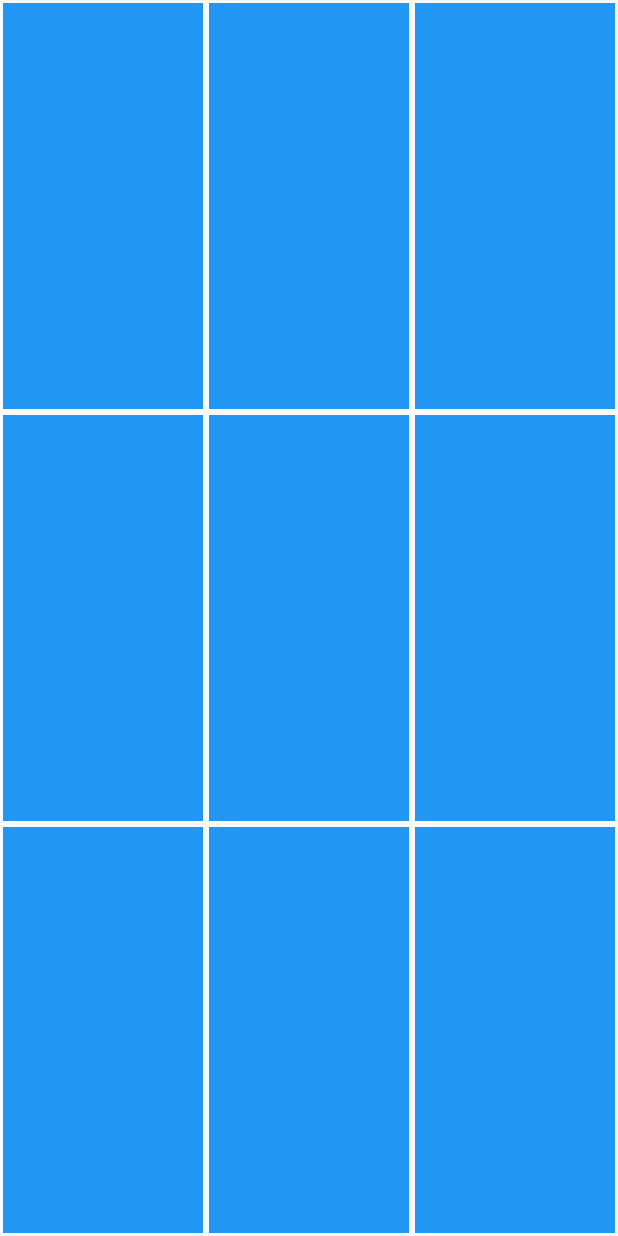
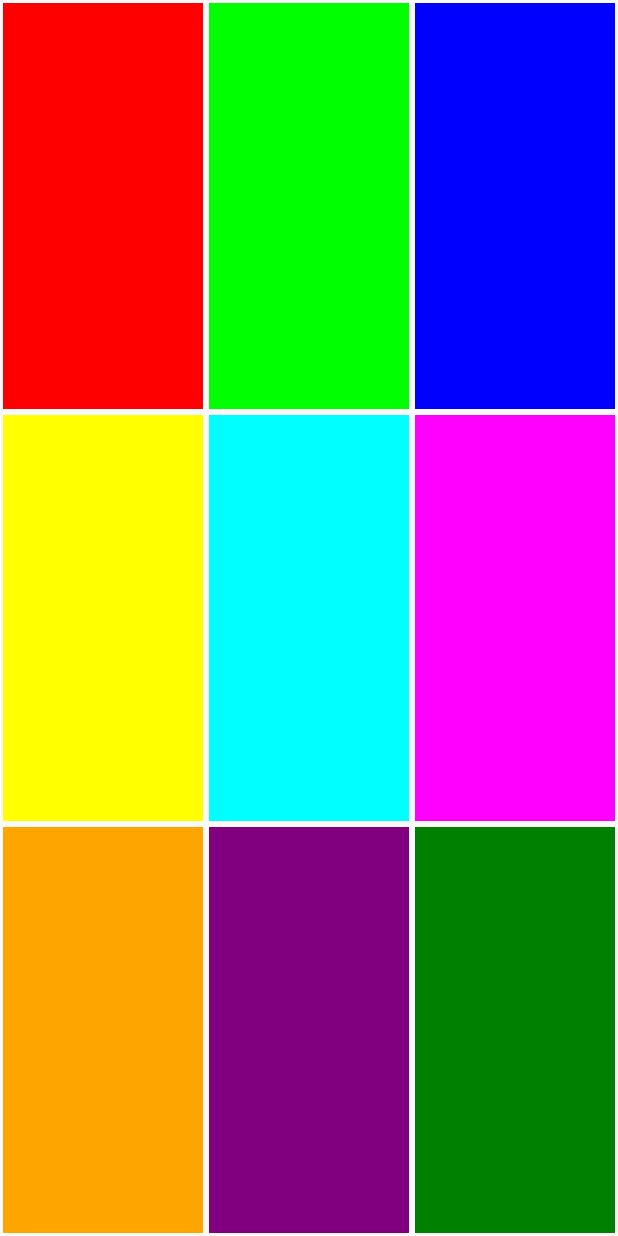
Before and after one commit to iamthejahid/random_color_generator, a Flutter app: the MultiColorShowCasePage screen opened directly, on a phone screen of 412 x 824 dp. Run offline on Flutter 3.47's test engine with Material 2 defaults, Android fonts, the phone set to English and light mode, and no system bars; our stand-ins replace equatable, get_it, hooks_riverpod.

Commit message:
update: mananign state in multicolor showcase view, this fix #8

```diff
--- a/lib/core/dependency_injector_contain.dart
+++ b/lib/core/dependency_injector_contain.dart
@@ -2,6 +2,8 @@ import 'package:get_it/get_it.dart';
 import 'package:hooks_riverpod/hooks_riverpod.dart';
 import 'package:random_color_generator/application/color_show_notifier/color_show_notifier.dart';
 import 'package:random_color_generator/application/color_show_notifier/color_show_notifier_state.dart';
+import 'package:random_color_generator/application/multi_color_show_notifier/multi_color_show_notifier.dart';
+import 'package:random_color_generator/application/multi_color_show_notifier/multi_color_show_notifier_state.dart';
 import 'package:random_color_generator/domain/random_color_generator_domain.dart';
 import 'package:random_color_generator/infrastructur/random_color_generator_i.dart';
 
@@ -28,3 +30,12 @@ final colorStateNotifierProvider =
     StateNotifierProvider<ColorShowNotifier, ColorShowNotifierState>((ref) {
   return ColorShowNotifier(randomColorGeneratorDomain: sl());
 });
+
+/// The `ColorStateNotifierProvider` is a provider that creates
+/// a state notifier instance of `ColorShowNotifier` and provides
+/// it to its descendants.
+final multiColorStateNotifierProvider =
+    StateNotifierProvider<MultiColorShowNotifier, MultiColorShowNotifierState>(
+        (ref) {
+  return MultiColorShowNotifier(randomColorGeneratorDomain: sl());
+});
--- a/lib/presentation/color_page/multi_color_show_case_page.dart
+++ b/lib/presentation/color_page/multi_color_show_case_page.dart
@@ -1,19 +1,27 @@
 import 'package:flutter/material.dart';
+import 'package:hooks_riverpod/hooks_riverpod.dart';
+import 'package:random_color_generator/core/dependency_injector_contain.dart';
 import 'package:random_color_generator/core/font_size.dart';
 // import 'package:hooks_riverpod/hooks_riverpod.dart';
 
 /// The Multi Color Showing Page.
-class MultiColorShowCasePage extends StatelessWidget {
+class MultiColorShowCasePage extends ConsumerWidget {
   @override
-  Widget build(BuildContext context) {
+  Widget build(BuildContext context, WidgetRef ref) {
     final Size screenSize = MediaQuery.of(context).size;
 
     // Calculation for the number of rows and columns
     final double height = (screenSize.height / 3) - 4;
     final double width = (screenSize.width / 3) - 4;
 
+    final currentSate = ref.watch(multiColorStateNotifierProvider);
+    final controller = ref.read(multiColorStateNotifierProvider.notifier);
+
     return Scaffold(
-      body: SizedBox(
+      body: GestureDetector(
+        onTap: () => controller.colorChange(),
+        child: Container(
+          color: Colors.transparent,
           width: double.infinity,
           height: double.infinity,
           child: Wrap(
@@ -23,9 +31,11 @@ class MultiColorShowCasePage extends StatelessWidget {
                 margin: const EdgeInsets.all(2),
                 width: width,
                 height: height,
-              color: Colors.blue, // Replace with desired box color
+                color:
+                    currentSate.colors[index], // Replace with desired box color
               );
             }),
+          ),
         ),
       ),
     );
```
Also changed, not shown: lib/application/multi_color_show_notifier/multi_color_show_notifier.dart (added, +45 -0 lines), lib/application/multi_color_show_notifier/multi_color_show_notifier_state.dart (added, +59 -0 lines), 1 other file. Lines whose indentation alone changed are shown as unchanged.
